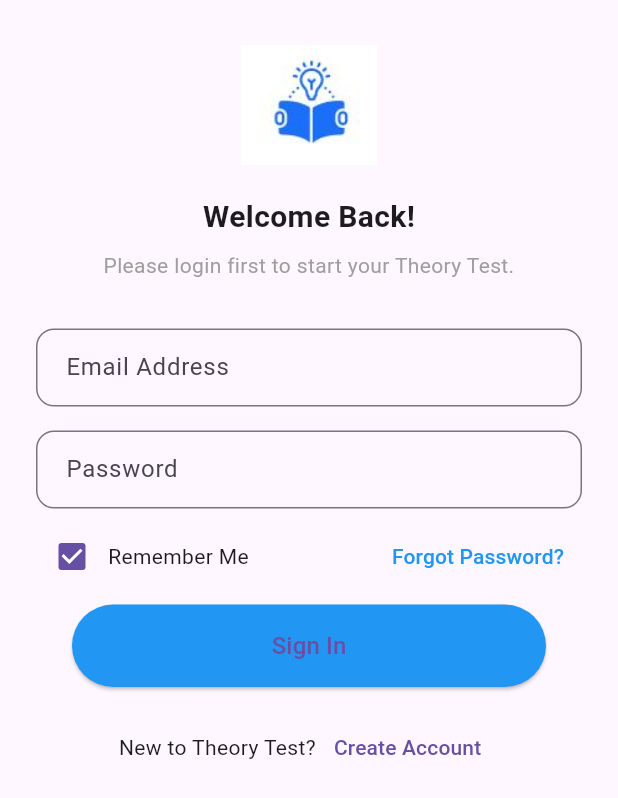
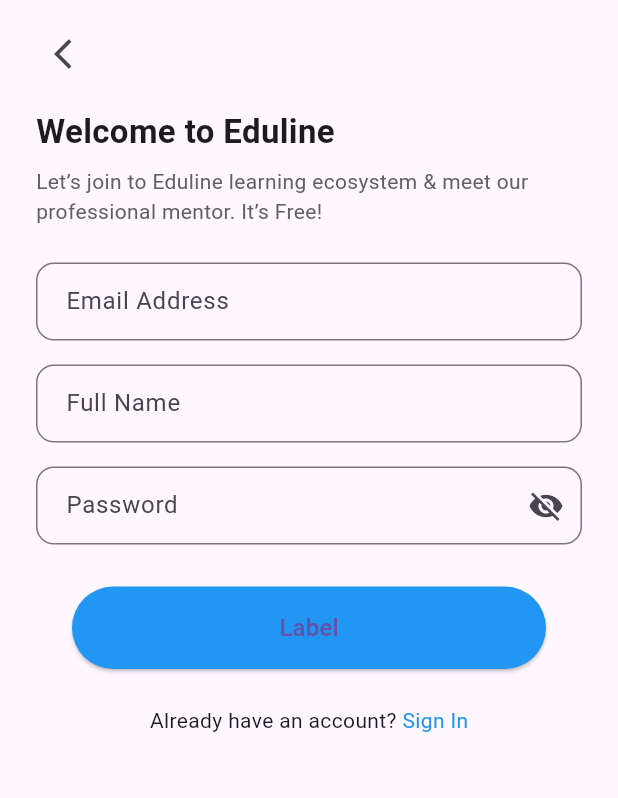
Before and after one commit to csearafat01/sm_technology_assignment, a Flutter app: the SignInScreen screen opened by its route, after a tap on "Create Account", on a phone screen of 412 x 824 dp. Shown: the top 798 px of the screen. Run offline on Flutter 3.47's test engine with Material 3 defaults, Android fonts, the phone set to English and light mode, and no system bars; our stand-ins replace get.

Commit message:
Add Basic UI of forgot_password_screen, reset_password_screen, signup_screen, success_dialog, verify_code_screen, and update app_routes, signin_screen and main files

```diff
--- a/lib/app/app_routes.dart
+++ b/lib/app/app_routes.dart
@@ -2,4 +2,11 @@
   static const splash = '/';
   static const onboarding = '/onboarding';
   static const signin = '/signin';
+  static const signup = '/signup';
+  static const forgotPassword = '/forgot-password';
+  static const resetPassword = '/reset-password';
+  static const varifyCode = '/verify-code';
+
+
+
 }
--- a/lib/main.dart
+++ b/lib/main.dart
@@ -1,6 +1,10 @@
 import 'package:flutter/material.dart';
 import 'package:get/get.dart';
+import 'package:sm_technology_assignment/screens/login/forgot_password_screen.dart';
+import 'package:sm_technology_assignment/screens/login/reset_password_screen.dart';
 import 'package:sm_technology_assignment/screens/login/signin_screen.dart';
+import 'package:sm_technology_assignment/screens/login/signup_screen.dart';
+import 'package:sm_technology_assignment/screens/login/verify_code_screen.dart';
 import 'package:sm_technology_assignment/screens/onboarding/onboarding_1.dart';
 import 'package:sm_technology_assignment/screens/onboarding/splash_screen.dart';
 
@@ -21,6 +25,10 @@
         GetPage(name: AppRoutes.splash, page: () => SplashScreen()),
         GetPage(name: AppRoutes.onboarding, page: () => OnboardingScreen()),
         GetPage(name: AppRoutes.signin, page: () => SignInScreen()),
+        GetPage(name: AppRoutes.signup, page: () => SignUpScreen()),
+        GetPage(name: AppRoutes.forgotPassword, page: () => ForgotPasswordScreen()),
+        GetPage(name: AppRoutes.resetPassword, page: () => ResetPasswordScreen()),
+        GetPage(name: AppRoutes.varifyCode, page: () => VerifyCodeScreen()),
       ],
     );
   }
--- a/lib/screens/login/signin_screen.dart
+++ b/lib/screens/login/signin_screen.dart
@@ -1,5 +1,6 @@
 import 'package:flutter/material.dart';
 import 'package:get/get.dart';
+import '../../app/app_routes.dart';
 import '../../widgets/custom_button.dart';
 import '../../widgets/custom_textfield.dart';
 
@@ -52,7 +53,7 @@
                   const Text("Remember Me"),
                   const Spacer(),
                   TextButton(
-                    onPressed: () {},
+                    onPressed: () => Get.toNamed(AppRoutes.forgotPassword),
                     child: Text("Forgot Password?", style: TextStyle(color: Colors.blue)),
                   ),
                 ],
@@ -71,9 +72,12 @@
                   const Text("New to Theory Test?"),
                   TextButton(
                     onPressed: () {
-                      // TODO: Go to SignUp
+                      Get.toNamed(AppRoutes.signup);
                     },
-                    child: const Text("Create Account"),
+                    child: TextButton(
+                      onPressed: () => Get.toNamed(AppRoutes.signup),
+                      child: Text("Create Account"),
+                    ),
                   ),
                 ],
               )
--- /dev/null
+++ b/lib/screens/login/signup_screen.dart
@@ -0,0 +1,174 @@
+import 'package:flutter/material.dart';
+import 'package:get/get.dart';
+import '../../app/app_routes.dart';
+import '../../widgets/custom_button.dart';
+import '../../widgets/custom_textfield.dart';
+import '../../widgets/success_dialog.dart';
+
+class SignUpScreen extends StatefulWidget {
+  @override
+  State<SignUpScreen> createState() => _SignUpScreenState();
+}
+
+class _SignUpScreenState extends State<SignUpScreen> {
+  final emailController = TextEditingController();
+  final nameController = TextEditingController();
+  final passwordController = TextEditingController();
+
+  bool obscure = true;
+  String passwordStrength = '';
+  Color strengthColor = Colors.grey;
+
+  void checkPasswordStrength(String password) {
+    final regex = RegExp(r'^(?=.*[A-Za-z])(?=.*\d)[A-Za-z\d]{8,}$');
+    setState(() {
+      if (password.isEmpty) {
+        passwordStrength = '';
+        strengthColor = Colors.grey;
+      } else if (regex.hasMatch(password)) {
+        passwordStrength = 'Strong';
+        strengthColor = Colors.green;
+      } else {
+        passwordStrength = 'Weak';
+        strengthColor = Colors.red;
+      }
+    });
+  }
+
+  @override
+  Widget build(BuildContext context) {
+    return Scaffold(
+      body: SafeArea(
+        child: Padding(
+          padding: const EdgeInsets.symmetric(horizontal: 24),
+          child: ListView(
+            children: [
+              const SizedBox(height: 12),
+              Row(
+                children: [
+                  IconButton(
+                    icon: const Icon(Icons.arrow_back_ios),
+                    onPressed: () => Get.back(),
+                  ),
+                ],
+              ),
+              const SizedBox(height: 12),
+              Text(
+                "Welcome to Eduline",
+                style: TextStyle(fontSize: 22, fontWeight: FontWeight.bold),
+              ),
+              const SizedBox(height: 8),
+              Text(
+                "Let’s join to Eduline learning ecosystem & meet our professional mentor. It’s Free!",
+                style: TextStyle(fontSize: 14, color: Colors.grey.shade700),
+              ),
+              const SizedBox(height: 24),
+
+              // Email
+              CustomTextField(
+                hintText: "Email Address",
+                controller: emailController,
+                keyboardType: TextInputType.emailAddress,
+              ),
+              const SizedBox(height: 16),
+
+              // Full Name
+              CustomTextField(
+                hintText: "Full Name",
+                controller: nameController,
+              ),
+              const SizedBox(height: 16),
+
+              // Password with visibility toggle
+              TextField(
+                controller: passwordController,
+                obscureText: obscure,
+                onChanged: checkPasswordStrength,
+                decoration: InputDecoration(
+                  hintText: "Password",
+                  suffixIcon: IconButton(
+                    icon: Icon(obscure ? Icons.visibility_off : Icons.visibility),
+                    onPressed: () => setState(() => obscure = !obscure),
+                  ),
+                  border: OutlineInputBorder(
+                    borderRadius: BorderRadius.circular(12),
+                  ),
+                  contentPadding: EdgeInsets.symmetric(horizontal: 16, vertical: 14),
+                ),
+              ),
+
+              // Strength Text
+              Padding(
+                padding: const EdgeInsets.symmetric(vertical: 6, horizontal: 8),
+                child: Row(
+                  children: [
+                    if (passwordStrength.isNotEmpty)
+                      Icon(
+                        passwordStrength == 'Strong'
+                            ? Icons.check_circle
+                            : Icons.warning_amber,
+                        size: 16,
+                        color: strengthColor,
+                      ),
+                    const SizedBox(width: 4),
+                    if (passwordStrength.isNotEmpty)
+                      Text(
+                        passwordStrength == 'Strong'
+                            ? "At least 8 characters with letters and numbers"
+                            : "Use a mix of letters and numbers",
+                        style: TextStyle(fontSize: 12, color: strengthColor),
+                      ),
+                    const Spacer(),
+                    if (passwordStrength.isNotEmpty)
+                      Text(
+                        passwordStrength,
+                        style: TextStyle(color: strengthColor),
+                      ),
+                  ],
+                ),
+              ),
+              const SizedBox(height: 16),
+
+              // Button
+
+        CustomButton(
+        label: "Label",
+          onPressed: () {
+            // Mock validation success
+            if (emailController.text.isNotEmpty &&
+                nameController.text.isNotEmpty &&
+                passwordController.text.length >= 8) {
+              Get.dialog(
+                SuccessDialog(
+                  onContinue: () {
+                    Get.back(); // Close dialog
+                    Get.offAllNamed(AppRoutes.signin); // Navigate to SignIn or Home
+                  },
+                ),
+              );
+            } else {
+              Get.snackbar("Error", "Please fill all fields correctly.");
+            }
+          },
+        ),
+
+        const SizedBox(height: 24),
+
+              // Already have account?
+              Row(
+                mainAxisAlignment: MainAxisAlignment.center,
+                children: [
+                  const Text("Already have an account? "),
+                  GestureDetector(
+                    onTap: () => Get.back(), // Go back to sign in
+                    child: Text("Sign In", style: TextStyle(color: Colors.blue)),
+                  ),
+                ],
+              ),
+            ],
+          ),
+        ),
+      ),
+    );
+  }
+}
```
Also changed, not shown: lib/screens/login/forgot_password_screen.dart (added, +54 -0 lines), lib/screens/login/reset_password_screen.dart (added, +95 -0 lines), lib/screens/login/verify_code_screen.dart (added, +151 -0 lines), lib/widgets/success_dialog.dart (added, +72 -0 lines).
